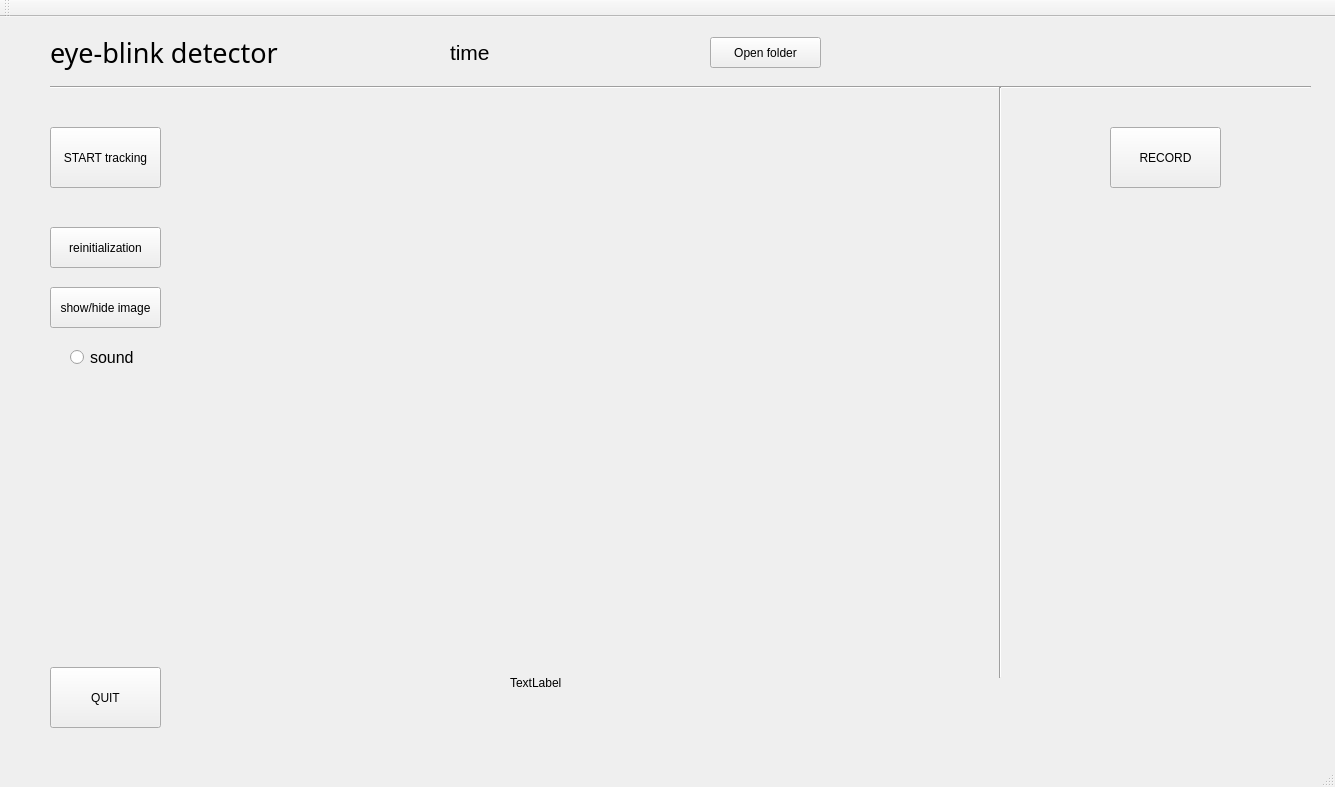
The window that mainwindow.ui (Boosting/qt-eyeblink-workshop) describes before a commit, drawn with Qt 5.
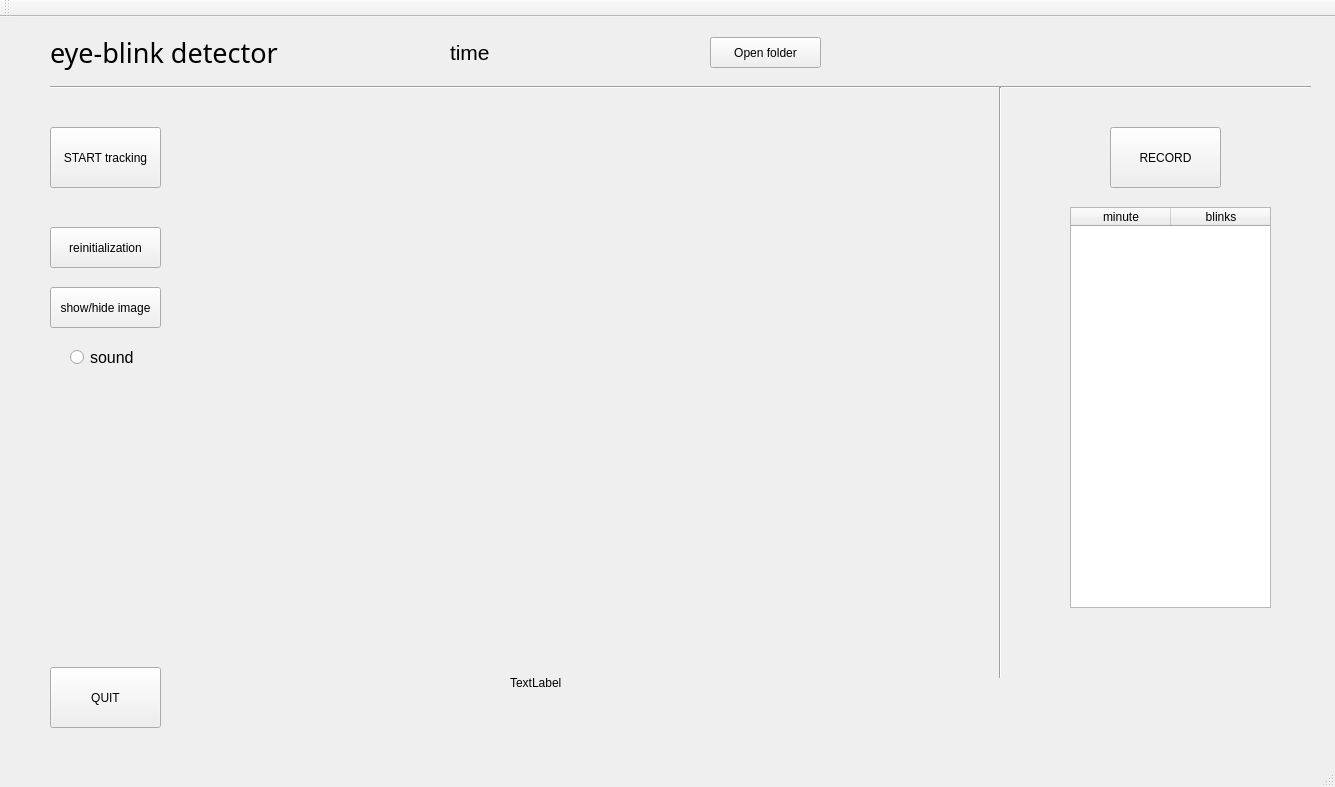
The same window after the commit. Custom widgets are drawn as their Qt base class.

Commit message: table added, minute blink counter

```diff
--- a/mainwindow.ui
+++ b/mainwindow.ui
@@ -214,6 +214,32 @@
      <string>TextLabel</string>
     </property>
    </widget>
+   <widget class="QTableWidget" name="tableWidget">
+    <property name="geometry">
+     <rect>
+      <x>1070</x>
+      <y>190</y>
+      <width>201</width>
+      <height>401</height>
+     </rect>
+    </property>
+    <property name="horizontalScrollBarPolicy">
+     <enum>Qt::ScrollBarAlwaysOff</enum>
+    </property>
+    <attribute name="verticalHeaderVisible">
+     <bool>false</bool>
+    </attribute>
+    <column>
+     <property name="text">
+      <string>minute</string>
+     </property>
+    </column>
+    <column>
+     <property name="text">
+      <string>blinks</string>
+     </property>
+    </column>
+   </widget>
   </widget>
   <widget class="QMenuBar" name="menuBar">
    <property name="geometry">
```
Left out of the diff: 2 changed lines with no effect on the pictures. The commit also changes 6 other files.
